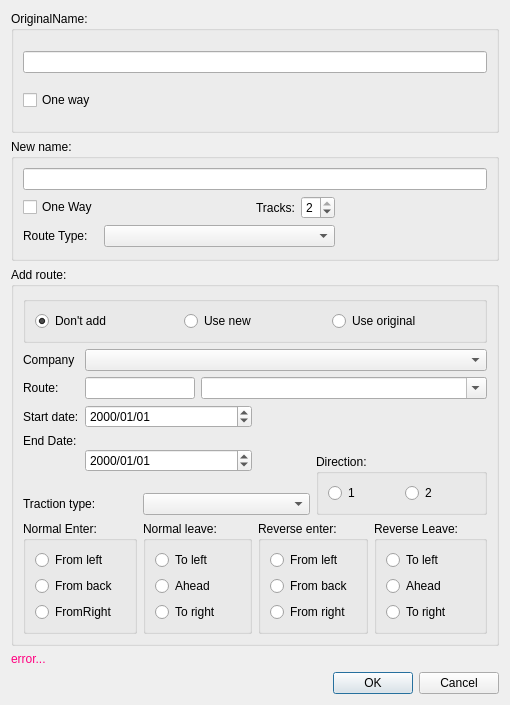
Above: mapper_app/ui/segmentdlg.ui from allenck/mapper before the change. Below: the same form after it.
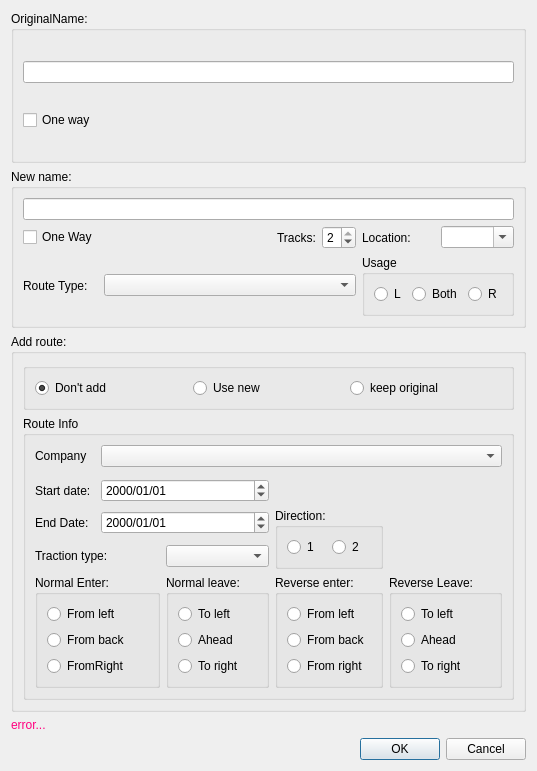
That is the form after the change. Custom widgets are drawn as their Qt base class.

What changed in the file:
```diff
--- a/mapper_app/ui/segmentdlg.ui
+++ b/mapper_app/ui/segmentdlg.ui
@@ -6,8 +6,8 @@
    <rect>
     <x>0</x>
     <y>0</y>
-    <width>510</width>
-    <height>705</height>
+    <width>537</width>
+    <height>771</height>
    </rect>
   </property>
   <property name="windowTitle">
@@ -43,81 +43,6 @@
      </layout>
     </widget>
    </item>
-   <item row="3" column="0">
-    <widget class="QLabel" name="lblErrorText">
-     <property name="palette">
-      <palette>
-       <active>
-        <colorrole role="WindowText">
-         <brush brushstyle="SolidPattern">
-          <color alpha="255">
-           <red>255</red>
-           <green>0</green>
-           <blue>127</blue>
-          </color>
-         </brush>
-        </colorrole>
-       </active>
-       <inactive>
-        <colorrole role="WindowText">
-         <brush brushstyle="SolidPattern">
-          <color alpha="255">
-           <red>255</red>
-           <green>0</green>
-           <blue>127</blue>
-          </color>
-         </brush>
-        </colorrole>
-       </inactive>
-       <disabled>
-        <colorrole role="WindowText">
-         <brush brushstyle="SolidPattern">
-          <color alpha="255">
-           <red>159</red>
-           <green>158</green>
-           <blue>158</blue>
-          </color>
-         </brush>
-        </colorrole>
-       </disabled>
-      </palette>
-     </property>
-     <property name="text">
-      <string>error...</string>
-     </property>
-    </widget>
-   </item>
-   <item row="4" column="0">
-    <layout class="QHBoxLayout" name="horizontalLayout_3">
-     <item>
-      <spacer name="horizontalSpacer">
-       <property name="orientation">
-        <enum>Qt::Horizontal</enum>
-       </property>
-       <property name="sizeHint" stdset="0">
-        <size>
-         <width>40</width>
-         <height>20</height>
-        </size>
-       </property>
-      </spacer>
-     </item>
-     <item>
-      <widget class="QPushButton" name="btnOK">
-       <property name="text">
-        <string>OK</string>
-       </property>
-      </widget>
-     </item>
-     <item>
-      <widget class="QPushButton" name="btnCancel">
-       <property name="text">
-        <string>Cancel</string>
-       </property>
-      </widget>
-     </item>
-    </layout>
-   </item>
    <item row="1" column="0">
     <widget class="QGroupBox" name="gbNew">
      <property name="sizePolicy">
@@ -130,20 +55,27 @@
       <string>New name:</string>
      </property>
      <layout class="QGridLayout" name="gridLayout_2">
-      <item row="0" column="0" colspan="5">
+      <item row="1" column="4">
+       <widget class="QLabel" name="label_2">
+        <property name="text">
+         <string>Location:</string>
+        </property>
+       </widget>
+      </item>
+      <item row="1" column="2">
+       <widget class="QLabel" name="label">
+        <property name="text">
+         <string>Tracks:</string>
+        </property>
+       </widget>
+      </item>
+      <item row="0" column="0" colspan="6">
        <widget class="QLineEdit" name="txtNewName">
         <property name="maxLength">
          <number>100</number>
         </property>
        </widget>
       </item>
-      <item row="1" column="0">
-       <widget class="QCheckBox" name="chkNewOneWay">
-        <property name="text">
-         <string>One Way</string>
-        </property>
-       </widget>
-      </item>
       <item row="1" column="1">
        <spacer name="horizontalSpacer_2">
         <property name="orientation">
@@ -157,6 +89,30 @@
         </property>
        </spacer>
       </item>
+      <item row="1" column="0">
+       <widget class="QCheckBox" name="chkNewOneWay">
+        <property name="text">
+         <string>One Way</string>
+        </property>
+       </widget>
+      </item>
+      <item row="2" column="1" colspan="3">
+       <widget class="QComboBox" name="cbRouteType"/>
+      </item>
+      <item row="1" column="5">
+       <widget class="QComboBox" name="cbLocation">
+        <property name="editable">
+         <bool>true</bool>
+        </property>
+       </widget>
+      </item>
+      <item row="2" column="0">
+       <widget class="QLabel" name="label_3">
+        <property name="text">
+         <string>Route Type:</string>
+        </property>
+       </widget>
+      </item>
       <item row="1" column="3">
        <widget class="QSpinBox" name="sbTracks">
         <property name="minimum">
@@ -170,15 +126,43 @@
         </property>
        </widget>
       </item>
-      <item row="1" column="2">
-       <widget class="QLabel" name="label">
+      <item row="2" column="4" colspan="2">
+       <widget class="QGroupBox" name="gbUsage">
+        <property name="title">
+         <string>Usage</string>
+        </property>
+        <layout class="QHBoxLayout" name="horizontalLayout">
+         <item>
+          <widget class="QRadioButton" name="rbUseL">
         <property name="text">
-         <string>Tracks:</string>
+            <string>L</string>
         </property>
        </widget>
       </item>
-      <item row="2" column="4">
-       <spacer name="horizontalSpacer_3">
+         <item>
+          <widget class="QRadioButton" name="rbBoth">
+           <property name="text">
+            <string>Both</string>
+           </property>
+          </widget>
+         </item>
+         <item>
+          <widget class="QRadioButton" name="rbUseR">
+           <property name="text">
+            <string>R</string>
+           </property>
+          </widget>
+         </item>
+        </layout>
+       </widget>
+      </item>
+     </layout>
+    </widget>
+   </item>
+   <item row="4" column="0">
+    <layout class="QHBoxLayout" name="horizontalLayout_3">
+     <item>
+      <spacer name="horizontalSpacer">
         <property name="orientation">
          <enum>Qt::Horizontal</enum>
         </property>
@@ -190,18 +174,21 @@
         </property>
        </spacer>
       </item>
-      <item row="2" column="0">
-       <widget class="QLabel" name="label_3">
+     <item>
+      <widget class="QPushButton" name="btnOK">
         <property name="text">
-         <string>Route Type:</string>
+        <string>OK</string>
         </property>
        </widget>
       </item>
-      <item row="2" column="1" colspan="3">
-       <widget class="QComboBox" name="cbRouteType"/>
-      </item>
-     </layout>
-    </widget>
+     <item>
+      <widget class="QPushButton" name="btnCancel">
+       <property name="text">
+        <string>Cancel</string>
+       </property>
+      </widget>
+     </item>
+    </layout>
    </item>
    <item row="2" column="0">
     <widget class="QGroupBox" name="groupBox1">
@@ -215,66 +202,173 @@
       <string>Add route:</string>
      </property>
      <layout class="QGridLayout" name="gridLayout_4">
-      <item row="5" column="1" colspan="3">
+      <item row="0" column="0" colspan="2">
+       <widget class="QGroupBox" name="groupBox">
+        <property name="title">
+         <string/>
+        </property>
+        <layout class="QHBoxLayout" name="horizontalLayout_2">
+         <item>
+          <widget class="QRadioButton" name="rbNoAdd">
+           <property name="toolTip">
+            <string>No route</string>
+           </property>
+           <property name="statusTip">
+            <string>Don't add the segments to a route.</string>
+           </property>
+           <property name="text">
+            <string>Don't add</string>
+           </property>
+           <property name="checked">
+            <bool>true</bool>
+           </property>
+          </widget>
+         </item>
+         <item>
+          <widget class="QRadioButton" name="rbUseNew">
+           <property name="toolTip">
+            <string>Add new segment to route</string>
+           </property>
+           <property name="statusTip">
+            <string>Add the new portion to the route</string>
+           </property>
+           <property name="text">
+            <string>Use new</string>
+           </property>
+          </widget>
+         </item>
+         <item>
+          <widget class="QRadioButton" name="rbUseOriginal">
+           <property name="toolTip">
+            <string>Add the original segment to the route</string>
+           </property>
+           <property name="statusTip">
+            <string>The route uses the original segment. </string>
+           </property>
+           <property name="text">
+            <string>keep original</string>
+           </property>
+          </widget>
+         </item>
+        </layout>
+        <zorder>rbUseNew</zorder>
+        <zorder>rbNoAdd</zorder>
+        <zorder>rbUseOriginal</zorder>
+       </widget>
+      </item>
+      <item row="1" column="0" colspan="2">
+       <widget class="QGroupBox" name="groupBox7">
+        <property name="title">
+         <string>Route Info</string>
+        </property>
+        <layout class="QGridLayout" name="gridLayout_3">
+         <item row="0" column="0">
+          <widget class="QLabel" name="label_7">
+           <property name="text">
+            <string>Company</string>
+           </property>
+          </widget>
+         </item>
+         <item row="1" column="0" colspan="5">
+          <widget class="RouteNameWidget" name="rnw" native="true"/>
+         </item>
+         <item row="2" column="0">
+          <widget class="QLabel" name="label_5">
+           <property name="text">
+            <string>Start date:</string>
+           </property>
+          </widget>
+         </item>
+         <item row="2" column="1" colspan="2">
        <widget class="QDateEdit" name="dateStart">
         <property name="displayFormat">
          <string>yyyy/MM/dd</string>
         </property>
        </widget>
       </item>
-      <item row="6" column="0">
+         <item row="3" column="0">
        <widget class="QLabel" name="label_6">
         <property name="text">
          <string>End Date:</string>
         </property>
        </widget>
       </item>
-      <item row="3" column="0">
-       <widget class="QLabel" name="label_4">
-        <property name="text">
-         <string>Route:</string>
-        </property>
-       </widget>
-      </item>
-      <item row="6" column="1" rowspan="2" colspan="3">
-       <widget class="QDateEdit" name="dateEnd">
-        <property name="displayFormat">
-         <string>yyyy/MM/dd</string>
-        </property>
-       </widget>
-      </item>
       <item row="3" column="1" colspan="2">
-       <widget class="QLineEdit" name="txtRouteNbr">
-        <property name="maxLength">
-         <number>6</number>
+          <widget class="QDateEdit" name="dateEnd">
+           <property name="displayFormat">
+            <string>yyyy/MM/dd</string>
         </property>
        </widget>
       </item>
-      <item row="5" column="0">
-       <widget class="QLabel" name="label_5">
+         <item row="3" column="3" rowspan="2">
+          <widget class="QGroupBox" name="groupBox2">
+           <property name="title">
+            <string>Direction:</string>
+           </property>
+           <layout class="QHBoxLayout" name="horizontalLayout_5">
+            <item>
+             <widget class="QRadioButton" name="rbNormal">
         <property name="text">
-         <string>Start date:</string>
+               <string>1</string>
         </property>
        </widget>
       </item>
-      <item row="1" column="0">
-       <widget class="QLabel" name="label_7">
+            <item>
+             <widget class="QRadioButton" name="rbReverse">
         <property name="text">
-         <string>Company</string>
+               <string>2</string>
         </property>
        </widget>
       </item>
-      <item row="3" column="3" colspan="4">
-       <widget class="CComboBox" name="cbRouteName">
-        <property name="editable">
-         <bool>true</bool>
+           </layout>
+          </widget>
+         </item>
+         <item row="4" column="0" colspan="2">
+          <widget class="QLabel" name="label_8">
+           <property name="text">
+            <string>Traction type:</string>
         </property>
        </widget>
       </item>
-      <item row="8" column="2" colspan="3">
+         <item row="4" column="2">
        <widget class="QComboBox" name="cbTractionType"/>
       </item>
-      <item row="9" column="2" colspan="2">
+         <item row="5" column="0" colspan="2">
+          <widget class="QGroupBox" name="groupBox3">
+           <property name="font">
+            <font>
+             <pointsize>9</pointsize>
+            </font>
+           </property>
+           <property name="title">
+            <string>Normal Enter:</string>
+           </property>
+           <layout class="QVBoxLayout" name="verticalLayout_6">
+            <item>
+             <widget class="QRadioButton" name="rbNFromLeft">
+              <property name="text">
+               <string>From left</string>
+              </property>
+             </widget>
+            </item>
+            <item>
+             <widget class="QRadioButton" name="rbNfromBack">
+              <property name="text">
+               <string>From back</string>
+              </property>
+             </widget>
+            </item>
+            <item>
+             <widget class="QRadioButton" name="rbNFromRight">
+              <property name="text">
+               <string>FromRight</string>
+              </property>
+             </widget>
+            </item>
+           </layout>
+          </widget>
+         </item>
+         <item row="5" column="2">
        <widget class="QGroupBox" name="groupBox4">
         <property name="font">
          <font>
@@ -284,7 +378,7 @@
         <property name="title">
          <string>Normal leave:</string>
         </property>
-        <layout class="QVBoxLayout" name="verticalLayout_3">
+           <layout class="QVBoxLayout" name="verticalLayout_7">
          <item>
           <widget class="QRadioButton" name="rbNtoLeft">
            <property name="text">
@@ -309,7 +403,7 @@
         </layout>
        </widget>
       </item>
-      <item row="9" column="4" colspan="2">
+         <item row="5" column="3">
        <widget class="QGroupBox" name="groupBox5">
         <property name="font">
          <font>
@@ -319,9 +413,9 @@
         <property name="title">
          <string>Reverse enter:</string>
         </property>
-        <layout class="QVBoxLayout" name="verticalLayout_4">
+           <layout class="QVBoxLayout" name="verticalLayout_9">
          <item>
-          <widget class="QRadioButton" name="radioBrbRFromLeftutton_4">
+             <widget class="QRadioButton" name="rrbRFromLeft">
            <property name="text">
             <string>From left</string>
            </property>
@@ -344,72 +438,7 @@
         </layout>
        </widget>
       </item>
-      <item row="9" column="0" colspan="2">
-       <widget class="QGroupBox" name="groupBox3">
-        <property name="font">
-         <font>
-          <pointsize>9</pointsize>
-         </font>
-        </property>
-        <property name="title">
-         <string>Normal Enter:</string>
-        </property>
-        <layout class="QVBoxLayout" name="verticalLayout_2">
-         <item>
-          <widget class="QRadioButton" name="rbNFromLeft">
-           <property name="text">
-            <string>From left</string>
-           </property>
-          </widget>
-         </item>
-         <item>
-          <widget class="QRadioButton" name="rbNfromBack">
-           <property name="text">
-            <string>From back</string>
-           </property>
-          </widget>
-         </item>
-         <item>
-          <widget class="QRadioButton" name="rbNFromRight">
-           <property name="text">
-            <string>FromRight</string>
-           </property>
-          </widget>
-         </item>
-        </layout>
-       </widget>
-      </item>
-      <item row="8" column="0" colspan="2">
-       <widget class="QLabel" name="label_8">
-        <property name="text">
-         <string>Traction type:</string>
-        </property>
-       </widget>
-      </item>
-      <item row="7" column="5" rowspan="2" colspan="2">
-       <widget class="QGroupBox" name="groupBox2">
-        <property name="title">
-         <string>Direction:</string>
-        </property>
-        <layout class="QHBoxLayout" name="horizontalLayout">
-         <item>
-          <widget class="QRadioButton" name="rbNormal">
-           <property name="text">
-            <string>1</string>
-           </property>
-          </widget>
-         </item>
-         <item>
-          <widget class="QRadioButton" name="rbReverse">
-           <property name="text">
-            <string>2</string>
-           </property>
-          </widget>
-         </item>
-        </layout>
-       </widget>
-      </item>
-      <item row="9" column="6">
+         <item row="5" column="4">
        <widget class="QGroupBox" name="groupBox6">
         <property name="font">
          <font>
@@ -419,7 +448,7 @@
         <property name="title">
          <string>Reverse Leave:</string>
         </property>
-        <layout class="QVBoxLayout" name="verticalLayout_5">
+           <layout class="QVBoxLayout" name="verticalLayout_8">
          <item>
           <widget class="QRadioButton" name="rbRToLeft">
            <property name="text">
@@ -444,61 +473,7 @@
         </layout>
        </widget>
       </item>
-      <item row="0" column="0" colspan="7">
-       <widget class="QGroupBox" name="groupBox">
-        <property name="title">
-         <string/>
-        </property>
-        <layout class="QHBoxLayout" name="horizontalLayout_2">
-         <item>
-          <widget class="QRadioButton" name="rbNoAdd">
-           <property name="toolTip">
-            <string>No route</string>
-           </property>
-           <property name="statusTip">
-            <string>Don't add the segments to a route.</string>
-           </property>
-           <property name="text">
-            <string>Don't add</string>
-           </property>
-           <property name="checked">
-            <bool>true</bool>
-           </property>
-          </widget>
-         </item>
-         <item>
-          <widget class="QRadioButton" name="rbUseNew">
-           <property name="toolTip">
-            <string>Add new segment to route</string>
-           </property>
-           <property name="statusTip">
-            <string>Add the new portion to the route</string>
-           </property>
-           <property name="text">
-            <string>Use new</string>
-           </property>
-          </widget>
-         </item>
-         <item>
-          <widget class="QRadioButton" name="rbUseOriginal">
-           <property name="toolTip">
-            <string>Add the original segment to the route</string>
-           </property>
-           <property name="statusTip">
-            <string>The route uses the original segment. </string>
-           </property>
-           <property name="text">
-            <string>Use original</string>
-           </property>
-          </widget>
-         </item>
-        </layout>
-        <zorder>rbUseNew</zorder>
-        <zorder>rbNoAdd</zorder>
-        <zorder>rbUseOriginal</zorder>
-       </widget>
-      </item>
-      <item row="1" column="1" colspan="6">
+         <item row="0" column="1" colspan="4">
        <widget class="QComboBox" name="cbCompany"/>
       </item>
      </layout>
@@ -506,11 +481,59 @@
    </item>
   </layout>
  </widget>
+   </item>
+   <item row="3" column="0">
+    <widget class="QLabel" name="lblErrorText">
+     <property name="palette">
+      <palette>
+       <active>
+        <colorrole role="WindowText">
+         <brush brushstyle="SolidPattern">
+          <color alpha="255">
+           <red>255</red>
+           <green>0</green>
+           <blue>127</blue>
+          </color>
+         </brush>
+        </colorrole>
+       </active>
+       <inactive>
+        <colorrole role="WindowText">
+         <brush brushstyle="SolidPattern">
+          <color alpha="255">
+           <red>255</red>
+           <green>0</green>
+           <blue>127</blue>
+          </color>
+         </brush>
+        </colorrole>
+       </inactive>
+       <disabled>
+        <colorrole role="WindowText">
+         <brush brushstyle="SolidPattern">
+          <color alpha="255">
+           <red>159</red>
+           <green>158</green>
+           <blue>158</blue>
+          </color>
+         </brush>
+        </colorrole>
+       </disabled>
+      </palette>
+     </property>
+     <property name="text">
+      <string>error...</string>
+     </property>
+    </widget>
+   </item>
+  </layout>
+ </widget>
  <customwidgets>
   <customwidget>
-   <class>CComboBox</class>
-   <extends>QComboBox</extends>
-   <header>ccombobox.h</header>
+   <class>RouteNameWidget</class>
+   <extends>QWidget</extends>
+   <header>routenamewidget.h</header>
+   <container>1</container>
   </customwidget>
  </customwidgets>
  <tabstops>
```
Left out of the diff: 20 changed lines with no effect on the pictures. Lines whose indentation alone changed are shown as unchanged.
